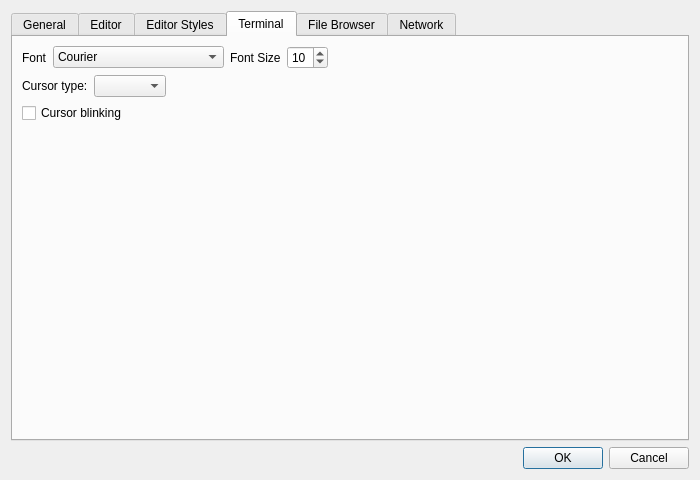
First picture: the form in libgui/src/settings-dialog.ui, repository dac922/octave-pkg-octave, before the edit.
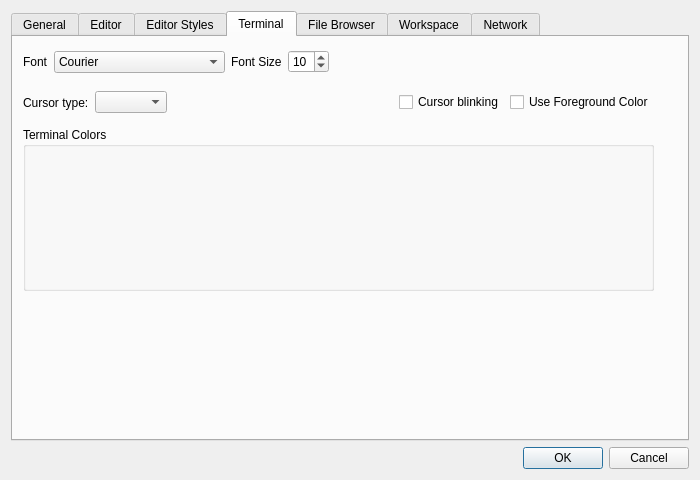
Second picture: the form after the edit. The open tabs and pages were chosen to show the change.

Patch:
```diff
--- a/libgui/src/settings-dialog.ui
+++ b/libgui/src/settings-dialog.ui
@@ -317,8 +317,114 @@
       <attribute name="title">
        <string>Terminal</string>
       </attribute>
+      <widget class="QWidget" name="horizontalLayoutWidget">
+       <property name="geometry">
+        <rect>
+         <x>10</x>
+         <y>50</y>
+         <width>631</width>
+         <height>31</height>
+        </rect>
+       </property>
+       <layout class="QHBoxLayout" name="horizontalLayout_3">
+        <item>
+         <widget class="QLabel" name="label">
+          <property name="text">
+           <string>Cursor type:</string>
+          </property>
+         </widget>
+        </item>
+        <item>
+         <widget class="QComboBox" name="terminal_cursorType"/>
+        </item>
+        <item>
+         <spacer name="horizontalSpacer">
+          <property name="orientation">
+           <enum>Qt::Horizontal</enum>
+          </property>
+          <property name="sizeHint" stdset="0">
+           <size>
+            <width>40</width>
+            <height>20</height>
+           </size>
+          </property>
+         </spacer>
+        </item>
+        <item>
+         <widget class="QCheckBox" name="terminal_cursorBlinking">
+          <property name="text">
+           <string>Cursor blinking</string>
+          </property>
+         </widget>
+        </item>
+        <item>
+         <widget class="QCheckBox" name="terminal_cursorUseForegroundColor">
+          <property name="text">
+           <string>Use Foreground Color</string>
+          </property>
+         </widget>
+        </item>
+       </layout>
+      </widget>
+      <widget class="QWidget" name="verticalLayoutWidget_2">
+       <property name="geometry">
+        <rect>
+         <x>10</x>
+         <y>90</y>
+         <width>631</width>
+         <height>164</height>
+        </rect>
+       </property>
       <layout class="QVBoxLayout" name="verticalLayout">
        <item>
+         <widget class="QGroupBox" name="terminal_colors_box">
+          <property name="minimumSize">
+           <size>
+            <width>0</width>
+            <height>162</height>
+           </size>
+          </property>
+          <property name="title">
+           <string>Terminal Colors</string>
+          </property>
+         </widget>
+        </item>
+       </layout>
+      </widget>
+      <widget class="QWidget" name="verticalLayoutWidget_3">
+       <property name="geometry">
+        <rect>
+         <x>10</x>
+         <y>260</y>
+         <width>631</width>
+         <height>121</height>
+        </rect>
+       </property>
+       <layout class="QVBoxLayout" name="verticalLayout_8">
+        <item>
+         <spacer name="verticalSpacer_3">
+          <property name="orientation">
+           <enum>Qt::Vertical</enum>
+          </property>
+          <property name="sizeHint" stdset="0">
+           <size>
+            <width>20</width>
+            <height>40</height>
+           </size>
+          </property>
+         </spacer>
+        </item>
+       </layout>
+      </widget>
+      <widget class="QWidget" name="layoutWidget">
+       <property name="geometry">
+        <rect>
+         <x>10</x>
+         <y>10</y>
+         <width>631</width>
+         <height>30</height>
+        </rect>
+       </property>
         <layout class="QHBoxLayout" name="horizontalLayout_5">
          <item>
           <widget class="QLabel" name="label_11">
@@ -371,72 +477,7 @@
           </spacer>
          </item>
         </layout>
-       </item>
-       <item>
-        <layout class="QHBoxLayout" name="horizontalLayout_3">
-         <item>
-          <widget class="QLabel" name="label">
-           <property name="text">
-            <string>Cursor type:</string>
-           </property>
-          </widget>
-         </item>
-         <item>
-          <widget class="QComboBox" name="terminal_cursorType"/>
-         </item>
-         <item>
-          <spacer name="horizontalSpacer">
-           <property name="orientation">
-            <enum>Qt::Horizontal</enum>
-           </property>
-           <property name="sizeHint" stdset="0">
-            <size>
-             <width>40</width>
-             <height>20</height>
-            </size>
-           </property>
-          </spacer>
-         </item>
-        </layout>
-       </item>
-       <item>
-        <layout class="QHBoxLayout" name="horizontalLayout_2">
-         <item>
-          <widget class="QCheckBox" name="terminal_cursorBlinking">
-           <property name="text">
-            <string>Cursor blinking</string>
-           </property>
-          </widget>
-         </item>
-         <item>
-          <spacer name="horizontalSpacer_2">
-           <property name="orientation">
-            <enum>Qt::Horizontal</enum>
-           </property>
-           <property name="sizeHint" stdset="0">
-            <size>
-             <width>40</width>
-             <height>20</height>
-            </size>
-           </property>
-          </spacer>
-         </item>
-        </layout>
-       </item>
-       <item>
-        <spacer name="verticalSpacer_3">
-         <property name="orientation">
-          <enum>Qt::Vertical</enum>
-         </property>
-         <property name="sizeHint" stdset="0">
-          <size>
-           <width>20</width>
-           <height>321</height>
-          </size>
-         </property>
-        </spacer>
-       </item>
-      </layout>
+      </widget>
      </widget>
      <widget class="QWidget" name="tab_2">
       <attribute name="title">
@@ -500,6 +541,30 @@
        </item>
       </layout>
      </widget>
+     <widget class="QWidget" name="tab_workspace">
+      <attribute name="title">
+       <string>Workspace</string>
+      </attribute>
+      <widget class="QGroupBox" name="workspace_colors_box">
+       <property name="geometry">
+        <rect>
+         <x>19</x>
+         <y>19</y>
+         <width>631</width>
+         <height>81</height>
+        </rect>
+       </property>
+       <property name="minimumSize">
+        <size>
+         <width>0</width>
+         <height>81</height>
+        </size>
+       </property>
+       <property name="title">
+        <string>Storage Class Colors</string>
+       </property>
+      </widget>
+     </widget>
      <widget class="QWidget" name="tab_3">
       <attribute name="title">
        <string>Network</string>
```
Left out of the diff: 2 changed lines with no effect on the pictures. Lines whose indentation alone changed are shown as unchanged.
